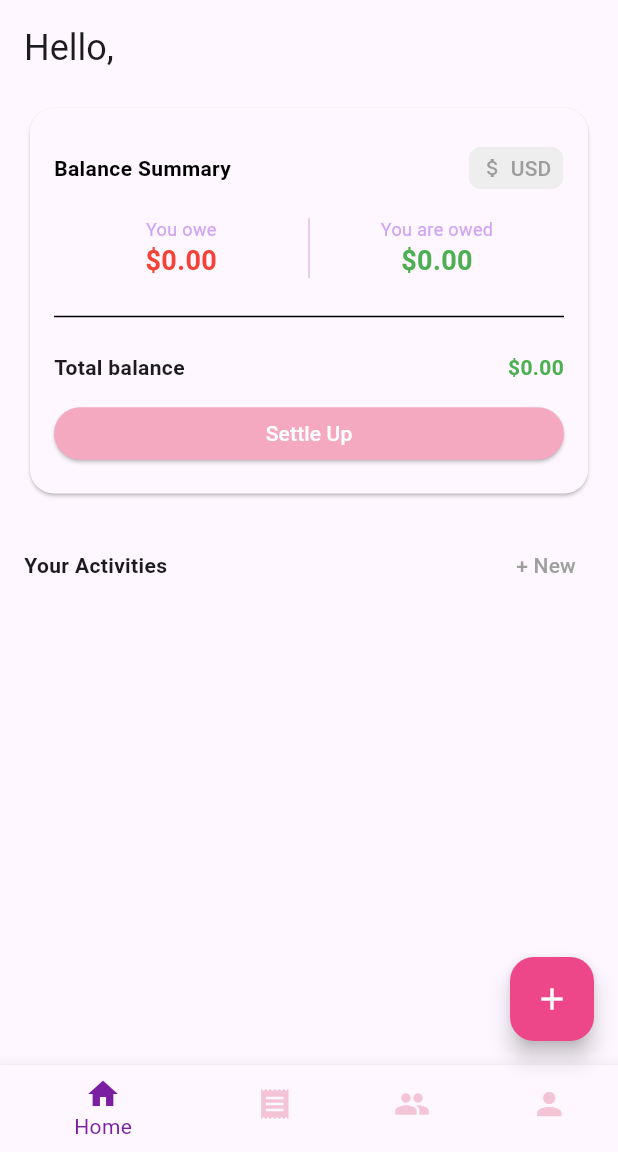
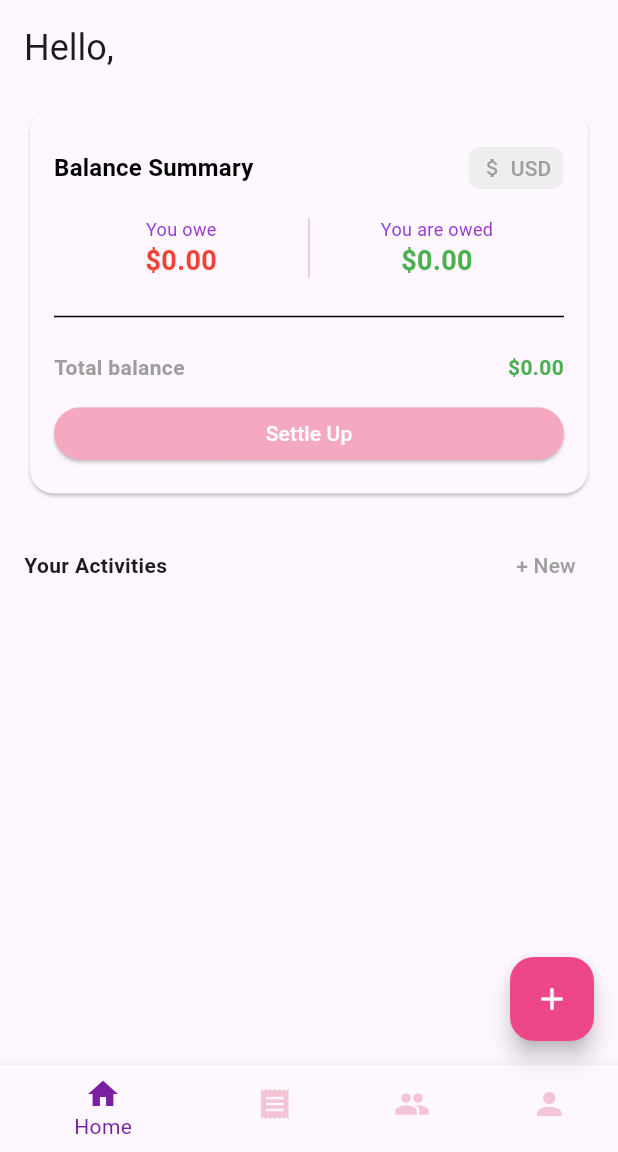
Before and after one commit to wangyt0119/Ka-Ching-flutter-firebase-, a Flutter app: the screen it shows once a user with an empty profile is signed in, on a phone screen of 412 x 824 dp, the part 84-1236 px from its top. Run offline on Flutter 3.47's test engine with Material 3 defaults, Android fonts, the light colour scheme and no system bars; our stand-ins replace cloud_firestore, firebase_auth, firebase_core, firebase_database, google_sign_in, image_picker and 1 more; accounts and stored records are empty.

Commit message:
home page

```diff
--- a/lib/screens/home/user_home.dart
+++ b/lib/screens/home/user_home.dart
@@ -99,11 +99,13 @@ class _UserHomePageState extends State<UserHomePage> {
                   Row(
                     mainAxisAlignment: MainAxisAlignment.spaceBetween,
                     children: [
-                      const Text(
+                      Text(
                         "Balance Summary",
-                        style: TextStyle(
+                        style: Theme.of(
+                          context,
+                        ).textTheme.titleMedium?.copyWith(
                           fontWeight: FontWeight.bold,
-                          color: Colors.black,
+                          color: Theme.of(context).colorScheme.onSurface,
                         ),
                       ),
                       TextButton(
@@ -119,7 +121,7 @@ class _UserHomePageState extends State<UserHomePage> {
                             borderRadius: BorderRadius.circular(8),
                           ),
                           child: Row(
-                            children: const [
+                            children: [
                               Icon(
                                 Icons.attach_money,
                                 color: Colors.grey,
@@ -140,10 +142,10 @@ class _UserHomePageState extends State<UserHomePage> {
                         child: Column(
                           crossAxisAlignment: CrossAxisAlignment.center,
                           children: [
-                            const Text(
+                            Text(
                               "You owe",
                               style: TextStyle(
-                                color: Color(0xFFD1A4F5),
+                                color: Theme.of(context).colorScheme.secondary,
                                 fontSize: 12,
                               ),
                             ),
@@ -167,10 +169,10 @@ class _UserHomePageState extends State<UserHomePage> {
                         child: Column(
                           crossAxisAlignment: CrossAxisAlignment.center,
                           children: [
-                            const Text(
+                            Text(
                               "You are owed",
                               style: TextStyle(
-                                color: Color(0xFFD1A4F5),
+                                color: Theme.of(context).colorScheme.secondary,
                                 fontSize: 12,
                               ),
                             ),
@@ -198,6 +200,7 @@ class _UserHomePageState extends State<UserHomePage> {
                         style: TextStyle(
                           fontWeight: FontWeight.bold,
                           fontSize: 14,
+                          color: Colors.grey,
                         ),
                       ),
                       Text(
@@ -308,9 +311,11 @@ class _UserHomePageState extends State<UserHomePage> {
                       ),
                       title: Text(
                         title,
-                        style: const TextStyle(
+                        style: Theme.of(
+                          context,
+                        ).textTheme.titleMedium?.copyWith(
                           fontWeight: FontWeight.bold,
-                          color: Colors.white,
+                          color: Theme.of(context).colorScheme.onSurface,
                         ),
                       ),
                       subtitle: Column(
@@ -328,11 +333,11 @@ class _UserHomePageState extends State<UserHomePage> {
                               fontWeight: FontWeight.bold,
                             ),
                           ),
-                          const Text(
+                          Text(
                             "Total spent",
                             style: TextStyle(
                               fontSize: 12,
-                              color: Color(0xFFD1A4F5),
+                              color: Theme.of(context).colorScheme.secondary,
                             ),
                           ),
                         ],
@@ -342,17 +347,19 @@ class _UserHomePageState extends State<UserHomePage> {
                     const SizedBox(height: 8),
                     Row(
                       children: [
-                        const Icon(
+                        Icon(
                           Icons.people,
                           size: 16,
-                          color: Color(0xFFD1A4F5),
+                          color: Theme.of(context).colorScheme.secondary,
                         ),
-                        const SizedBox(width: 4),
+                        SizedBox(width: 4),
                         Text(
                           "$members members",
-                          style: const TextStyle(color: Color(0xFFD1A4F5)),
+                          style: TextStyle(
+                            color: Theme.of(context).colorScheme.secondary,
+                          ),
                         ),
-                        const Spacer(),
+                        Spacer(),
                         status == 'owe'
                             ? Container(
                               padding: const EdgeInsets.symmetric(
@@ -366,7 +373,8 @@ class _UserHomePageState extends State<UserHomePage> {
                               child: Text(
                                 "You owe \$${amount.toStringAsFixed(2)}",
                                 style: TextStyle(
-                                  color: Color(0xFFD1A4F5),
+                                  color:
+                                      Theme.of(context).colorScheme.secondary,
                                   fontSize: 12,
                                   fontWeight: FontWeight.bold,
                                 ),
@@ -384,7 +392,8 @@ class _UserHomePageState extends State<UserHomePage> {
                               child: Text(
                                 "You get back \$${amount.toStringAsFixed(2)}",
                                 style: TextStyle(
-                                  color: Color(0xFFD1A4F5),
+                                  color:
+                                      Theme.of(context).colorScheme.secondary,
                                   fontSize: 12,
                                   fontWeight: FontWeight.bold,
                                 ),
```
